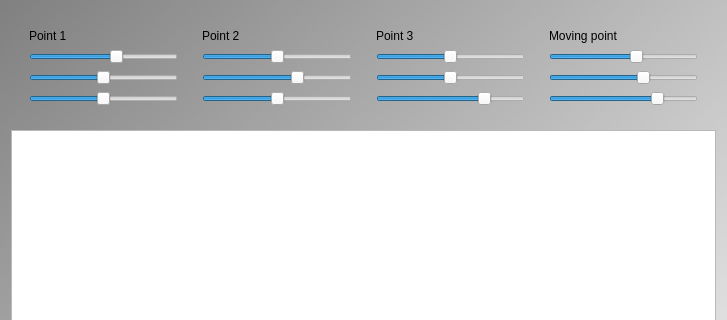
Above: Tools/ToolTestPlane/qttestplanemaindialog.ui from richelbilderbeek/ProjectRichelBilderbeek before the change; both pictures show x 0 to 727 and y 0 to 320 of the 727 by 645 pixel window. Below: the same form after it.
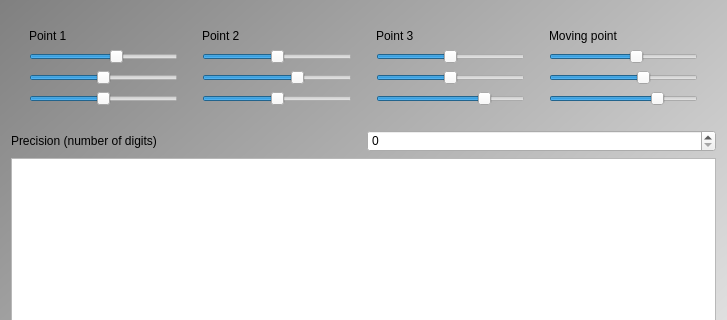
That is the form after the change. Icons and pictures are not drawn.

Diff of the .ui file:
```diff
--- a/Tools/ToolTestPlane/qttestplanemaindialog.ui
+++ b/Tools/ToolTestPlane/qttestplanemaindialog.ui
@@ -26,8 +26,8 @@
 QPushButton { font: 48px &quot;Courier New&quot;, courier, monospace }
 QPlainTextEdit { font: 12px &quot;Courier New&quot;, courier, monospace }</string>
   </property>
-  <layout class="QVBoxLayout" name="verticalLayout_5">
-   <item>
+  <layout class="QGridLayout" name="gridLayout">
+   <item row="0" column="0" colspan="2">
     <widget class="QWidget" name="widget" native="true">
      <layout class="QHBoxLayout" name="horizontalLayout">
       <item>
@@ -262,7 +262,17 @@
      </layout>
     </widget>
    </item>
-   <item>
+   <item row="1" column="0">
+    <widget class="QLabel" name="label_precision">
+     <property name="text">
+      <string>Precision (number of digits)</string>
+     </property>
+    </widget>
+   </item>
+   <item row="1" column="1">
+    <widget class="QSpinBox" name="box_precision"/>
+   </item>
+   <item row="2" column="0" colspan="2">
     <widget class="QPlainTextEdit" name="text">
      <property name="plainText">
       <string/>
```
